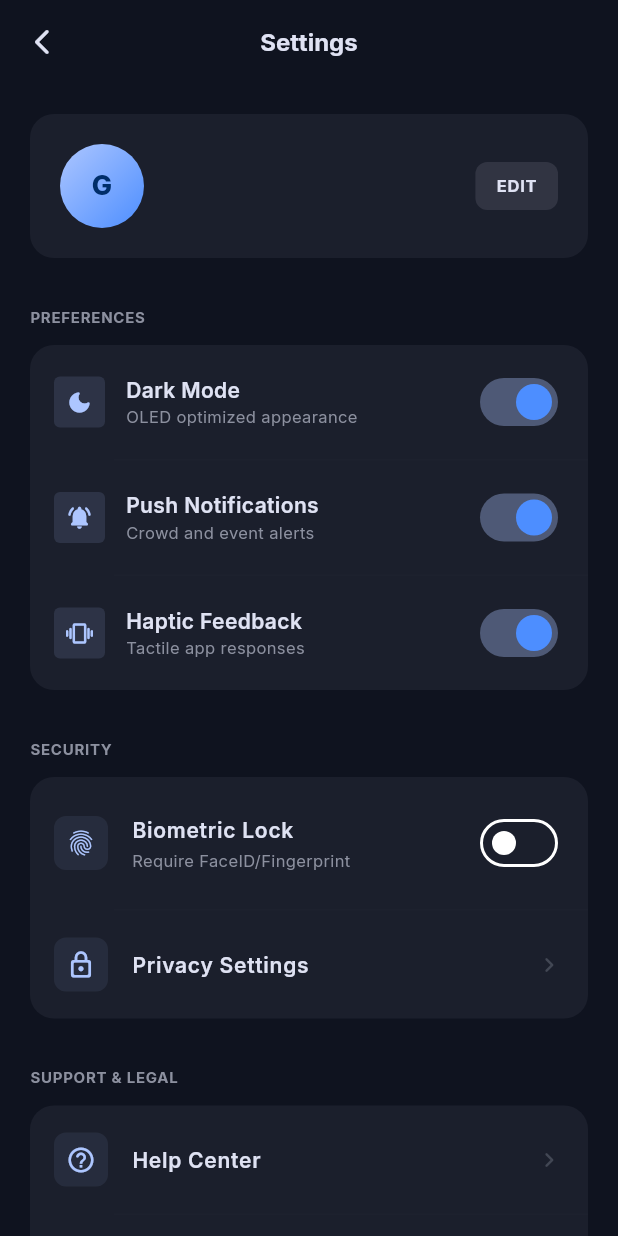
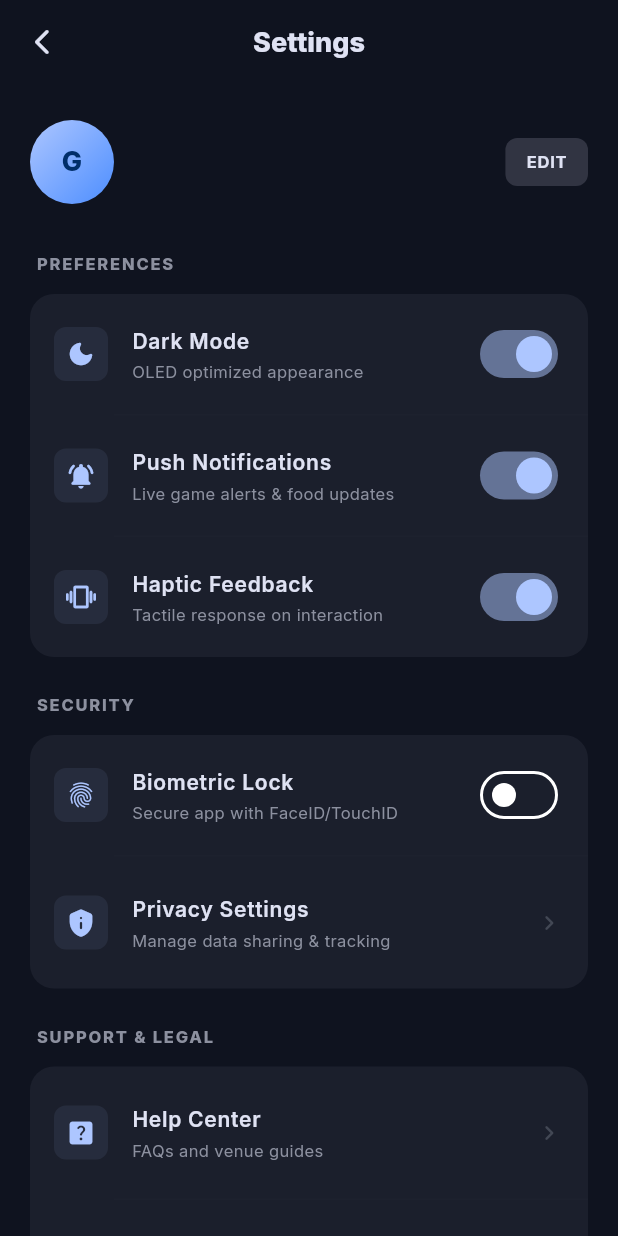
Before and after one commit to Saip2503/VenueVantage, a Flutter app: the SettingsScreen screen opened directly, on a phone screen of 412 x 824 dp. Run offline on Flutter 3.47's test engine with Material 3 defaults, Android fonts, the phone set to English and light mode, and no system bars; our stand-ins replace cloud_firestore, firebase_auth, firebase_core, firebase_messaging, fl_chart, flutter_dotenv and 6 more; accounts and stored records are empty; network calls fail.

```diff
--- a/lib/providers/app_state.dart
+++ b/lib/providers/app_state.dart
@@ -77,9 +77,13 @@ enum OrderTrackingStep { placed, preparing, onTheWay, delivered }
 
 class AppState extends ChangeNotifier {
   final FirestoreService _fs;
+  final ApiRepository _api;
 
-  AppState({FirestoreService? firestoreService})
-      : _fs = firestoreService ?? FirestoreService() {
+  AppState({
+    FirestoreService? firestoreService,
+    ApiRepository? apiRepository,
+  }) : _fs = firestoreService ?? FirestoreService(),
+       _api = apiRepository ?? ApiRepository() {
     _loadPrefs();
     // Wrap in try-catch in case Firestore isn't initialized during tests
     try {
@@ -436,7 +440,7 @@ class AppState extends ChangeNotifier {
   String get temperature => _temperature;
   List<dynamic> get places => _places;
 
-  final ApiRepository _api = ApiRepository();
+
   bool _isFetchingDynamic = false;
   Future<void> fetchDynamicData() async {
     if (_isFetchingDynamic) return;
@@ -459,7 +463,7 @@ class AppState extends ChangeNotifier {
       _eta = bestExitResult['durationText'];
 
       // Weather
-      _temperature = "${(results[1] as Map<String, dynamic>)['temp']}°";
+      _temperature = "${(results[1] as Map<String, dynamic>)['temp']}°C";
 
       // Places
       _places = results[2] as List<dynamic>;
--- a/lib/screens/onboarding_screen.dart
+++ b/lib/screens/onboarding_screen.dart
@@ -201,6 +201,7 @@ class _SeatSelectionScreenState extends State<SeatSelectionScreen> {
   }
 
   void _confirm() {
+    ScaffoldMessenger.of(context).hideCurrentSnackBar();
     final sectionRaw = _sectionCtrl.text.trim();
     final rowRaw = _rowCtrl.text.trim();
     final seatRaw = _seatCtrl.text.trim();
--- a/lib/screens/settings_screen.dart
+++ b/lib/screens/settings_screen.dart
@@ -1,7 +1,7 @@
+import 'package:flutter/foundation.dart';
 import 'package:flutter/material.dart';
 import 'package:google_fonts/google_fonts.dart';
 import 'package:provider/provider.dart';
-
 import '../providers/app_state.dart';
 import '../providers/auth_state.dart';
 import '../theme/app_theme.dart';
@@ -11,18 +11,21 @@ class SettingsScreen extends StatelessWidget {
 
   @override
   Widget build(BuildContext context) {
+    final state = context.watch<AppState>();
+    final auth = context.watch<AuthStateProvider>();
+
     return Scaffold(
       backgroundColor: AppTheme.surface,
       appBar: AppBar(
-        backgroundColor: AppTheme.surface,
+        backgroundColor: Colors.transparent,
         elevation: 0,
         centerTitle: true,
         title: Text(
           'Settings',
           style: GoogleFonts.inter(
             color: AppTheme.onSurface,
-            fontWeight: FontWeight.w700,
-            fontSize: 16,
+            fontWeight: FontWeight.w800,
+            fontSize: 18,
           ),
         ),
         leading: IconButton(
@@ -34,47 +37,82 @@ class SettingsScreen extends StatelessWidget {
           onPressed: () => Navigator.pop(context),
         ),
       ),
-      body: Consumer2<AppState, AuthStateProvider>(
-        builder: (ctx, state, auth, _) {
-          return ListView(
-            padding: const EdgeInsets.symmetric(horizontal: 20, vertical: 20),
+      body: SingleChildScrollView(
+        physics: const BouncingScrollPhysics(),
+        padding: const EdgeInsets.symmetric(horizontal: 20, vertical: 24),
+        child: Column(
+          crossAxisAlignment: CrossAxisAlignment.start,
           children: [
-              _buildAccountHeader(auth),
+            _buildUserHeader(context, auth),
             const SizedBox(height: 32),
-              _SectionLabel('PREFERENCES'),
-              const SizedBox(height: 12),
+            _sectionTitle('Preferences'),
             _buildPrefsCard(state),
+            const SizedBox(height: 24),
+            _sectionTitle('Security'),
+            _buildSecurityCard(),
+            const SizedBox(height: 24),
+            _sectionTitle('Support & Legal'),
+            _buildSupportCard(),
+            const SizedBox(height: 48),
+            _buildSignOutButton(context, auth),
             const SizedBox(height: 32),
-              _SectionLabel('SECURITY'),
-              const SizedBox(height: 12),
-              _buildSecurityCard(),
-              const SizedBox(height: 32),
-              _SectionLabel('SUPPORT & LEGAL'),
-              const SizedBox(height: 12),
-              _buildSupportCard(context),
+            _buildVersionInfo(),
             const SizedBox(height: 40),
-              _buildSignOutButton(context, auth),
-              const SizedBox(height: 48),
-              _buildVersionInfo(),
-              const SizedBox(height: 20),
           ],
-          );
-        },
+        ),
       ),
     );
   }
 
-  // ── Account Header ────────────────────────────────────────────────────────
-  Widget _buildAccountHeader(AuthStateProvider auth) {
+  Widget _sectionTitle(String title) {
+    return Padding(
+      padding: const EdgeInsets.only(left: 4, bottom: 12),
+      child: Text(
+        title.toUpperCase(),
+        style: GoogleFonts.inter(
+          color: AppTheme.outline,
+          fontWeight: FontWeight.w800,
+          fontSize: 11,
+          letterSpacing: 1.2,
+        ),
+      ),
+    );
+  }
+
+  Widget _buildUserHeader(BuildContext context, AuthStateProvider auth) {
+    return Row(
+      children: [
+        _buildAvatar(auth),
+        const SizedBox(width: 16),
+        Expanded(
+          child: Column(
+            crossAxisAlignment: CrossAxisAlignment.start,
+            children: [
+              Text(
+                auth.displayName,
+                style: GoogleFonts.inter(
+                  color: AppTheme.onSurface,
+                  fontWeight: FontWeight.w700,
+                  fontSize: 17,
+                ),
+              ),
+              Text(
+                auth.email ?? (auth.isAnonymous ? 'Guest Account' : 'Member'),
+                style: GoogleFonts.inter(color: AppTheme.outline, fontSize: 13),
+              ),
+            ],
+          ),
+        ),
+        _ActionChip(
+          label: 'EDIT',
+          onTap: () => _showEditProfileDialog(context, auth),
+        ),
+      ],
+    );
+  }
+
+  Widget _buildAvatar(AuthStateProvider auth) {
     return Container(
-      padding: const EdgeInsets.all(20),
-      decoration: BoxDecoration(
-        color: AppTheme.surfaceContainer,
-        borderRadius: BorderRadius.circular(16),
-      ),
-      child: Row(
-        children: [
-          Container(
       width: 56,
       height: 56,
       decoration: const BoxDecoration(
@@ -91,37 +129,9 @@ class SettingsScreen extends StatelessWidget {
           ),
         ),
       ),
-          ),
-          const SizedBox(width: 16),
-          Expanded(
-            child: Column(
-              crossAxisAlignment: CrossAxisAlignment.start,
-              children: [
-                Text(
-                  auth.displayName,
-                  style: GoogleFonts.inter(
-                    color: AppTheme.onSurface,
-                    fontWeight: FontWeight.w700,
-                    fontSize: 17,
-                  ),
-                ),
-                Text(
-                  auth.email ?? (auth.isAnonymous ? 'Guest Account' : 'Member'),
-                  style: GoogleFonts.inter(
-                    color: AppTheme.outline,
-                    fontSize: 13,
-                  ),
-                ),
-              ],
-            ),
-          ),
-          _ActionChip(label: 'EDIT', onTap: () {}),
-        ],
-      ),
     );
   }
 
-  // ── Preferences Card ──────────────────────────────────────────────────────
   Widget _buildPrefsCard(AppState state) {
     return Container(
       decoration: BoxDecoration(
@@ -141,24 +151,23 @@ class SettingsScreen extends StatelessWidget {
           _ToggleTile(
             icon: Icons.notifications_active_rounded,
             title: 'Push Notifications',
-            subtitle: 'Crowd and event alerts',
+            subtitle: 'Live game alerts & food updates',
             value: state.notificationsEnabled,
-            onChanged: (v) => state.toggleNotifications(v),
+            onChanged: state.toggleNotifications,
           ),
           _divider(),
           _ToggleTile(
             icon: Icons.vibration_rounded,
             title: 'Haptic Feedback',
-            subtitle: 'Tactile app responses',
+            subtitle: 'Tactile response on interaction',
             value: state.hapticsEnabled,
-            onChanged: (v) => state.toggleHaptics(v),
+            onChanged: state.toggleHaptics,
           ),
         ],
       ),
     );
   }
 
-  // ── Security Card ─────────────────────────────────────────────────────────
   Widget _buildSecurityCard() {
     return Container(
       decoration: BoxDecoration(
@@ -167,29 +176,25 @@ class SettingsScreen extends StatelessWidget {
       ),
       child: Column(
         children: [
-          _MenuTile(
+          _ToggleTile(
             icon: Icons.fingerprint_rounded,
             title: 'Biometric Lock',
-            subtitle: 'Require FaceID/Fingerprint',
-            trailing: Switch(
+            subtitle: 'Secure app with FaceID/TouchID',
             value: false,
-              onChanged: (_) {},
-              activeColor: AppTheme.primary,
-            ),
+            onChanged: (v) {},
           ),
           _divider(),
-          _MenuTile(
-            icon: Icons.lock_outline_rounded,
+          const _MenuTile(
+            icon: Icons.privacy_tip_rounded,
             title: 'Privacy Settings',
-            onTap: () {},
+            subtitle: 'Manage data sharing & tracking',
           ),
         ],
       ),
     );
   }
 
-  // ── Support Card ──────────────────────────────────────────────────────────
-  Widget _buildSupportCard(BuildContext context) {
+  Widget _buildSupportCard() {
     return Container(
       decoration: BoxDecoration(
         color: AppTheme.surfaceContainer,
@@ -197,22 +202,22 @@ class SettingsScreen extends StatelessWidget {
       ),
       child: Column(
         children: [
-          _MenuTile(
-            icon: Icons.help_outline_rounded,
+          const _MenuTile(
+            icon: Icons.help_center_rounded,
             title: 'Help Center',
-            onTap: () {},
+            subtitle: 'FAQs and venue guides',
           ),
           _divider(),
-          _MenuTile(
-            icon: Icons.contact_support_outlined,
-            title: 'Contact Support',
-            onTap: () {},
+          const _MenuTile(
+            icon: Icons.chat_bubble_rounded,
+            title: 'Contact Concierge',
+            subtitle: 'Direct support for elite members',
           ),
           _divider(),
-          _MenuTile(
-            icon: Icons.policy_outlined,
-            title: 'Privacy Policy',
-            onTap: () {},
+          const _MenuTile(
+            icon: Icons.description_rounded,
+            title: 'Legal & Privacy',
+            subtitle: 'Terms of service and policies',
           ),
         ],
       ),
@@ -239,7 +244,11 @@ class SettingsScreen extends StatelessWidget {
         ),
         child: Text(
           auth.isAnonymous ? 'Exit Guest Mode' : 'Sign Out',
-          style: GoogleFonts.inter(fontWeight: FontWeight.w700, fontSize: 15),
+          style: GoogleFonts.inter(
+            color: AppTheme.error,
+            fontWeight: FontWeight.w700,
+            fontSize: 15,
+          ),
         ),
       ),
     );
@@ -248,13 +257,15 @@ class SettingsScreen extends StatelessWidget {
   Widget _buildVersionInfo() {
     return Column(
       children: [
-        Text(
-          'VenueVantage Pro',
+        Center(
+          child: Text(
+            'VENUEVANTAGE',
             style: GoogleFonts.inter(
-            color: AppTheme.onSurface,
-            fontWeight: FontWeight.w800,
-            fontSize: 14,
-            letterSpacing: 0.5,
+              color: AppTheme.onSurface.withOpacity(0.3),
+              fontWeight: FontWeight.w900,
+              fontSize: 10,
+              letterSpacing: 2.0,
+            ),
           ),
         ),
         const SizedBox(height: 4),
@@ -271,30 +282,76 @@ class SettingsScreen extends StatelessWidget {
     color: AppTheme.outlineVariant.withOpacity(0.05),
     indent: 56,
   );
+
+  void _showEditProfileDialog(BuildContext context, AuthStateProvider auth) {
+    if (auth.isAnonymous) {
+      ScaffoldMessenger.of(context).showSnackBar(
+        const SnackBar(content: Text('Please sign in to edit your profile.')),
+      );
+      return;
     }
 
-// ── Shared sub-widgets ────────────────────────────────────────────────────────
+    final controller = TextEditingController(text: auth.displayName);
+    showDialog(
+      context: context,
+      builder: (ctx) => AlertDialog(
+        backgroundColor: AppTheme.surfaceContainer,
+        title: Text(
+          'Edit Profile',
+          style: GoogleFonts.inter(color: AppTheme.onSurface),
+        ),
+        content: TextField(
+          controller: controller,
+          style: GoogleFonts.inter(color: AppTheme.onSurface),
+          autofocus: true,
+          decoration: InputDecoration(
+            labelText: 'Display Name',
+            labelStyle: TextStyle(color: AppTheme.outline),
+            enabledBorder: UnderlineInputBorder(
+              borderSide: BorderSide(color: AppTheme.outlineVariant),
+            ),
+            focusedBorder: const UnderlineInputBorder(
+              borderSide: BorderSide(color: AppTheme.primary),
+            ),
+          ),
+        ),
+        actions: [
+          TextButton(
+            onPressed: () => Navigator.pop(ctx),
+            child: const Text('Cancel'),
+          ),
+          ElevatedButton(
+            onPressed: () async {
+              try {
+                final name = controller.text.trim();
+                if (name.isEmpty) return;
 
-class _SectionLabel extends StatelessWidget {
-  final String text;
-  const _SectionLabel(this.text);
+                // Security: validate name format
+                final nameRegex = RegExp(r"^[a-zA-Z\s']{2,30}$");
+                if (!nameRegex.hasMatch(name)) {
+                  ScaffoldMessenger.of(context).showSnackBar(
+                    const SnackBar(
+                      content: Text('Invalid name. Use 2-30 letters only.'),
+                    ),
+                  );
+                  return;
+                }
 
-  @override
-  Widget build(BuildContext context) {
-    return Align(
-      alignment: Alignment.centerLeft,
-      child: Text(
-        text,
-        style: GoogleFonts.inter(
-          color: AppTheme.outline,
-          fontSize: 10,
-          fontWeight: FontWeight.w700,
-          letterSpacing: 0.05 * 10,
+                await auth.updateDisplayName(name);
+                if (context.mounted) Navigator.pop(ctx);
+              } catch (e) {
+                debugPrint("Error updating profile: $e");
+              }
+            },
+            child: const Text('Save'),
           ),
+        ],
       ),
     );
   }
 }
+
+// ── Shared sub-widgets ────────────────────────────────────────────────────────
 
 class _ActionChip extends StatelessWidget {
   final String label;
@@ -395,24 +452,17 @@ class _ToggleTile extends StatelessWidget {
 
   @override
   Widget build(BuildContext context) {
-    return Padding(
-      padding: const EdgeInsets.symmetric(horizontal: 16, vertical: 14),
-      child: Row(
-        children: [
-          Container(
+    return ListTile(
+      contentPadding: const EdgeInsets.symmetric(horizontal: 16, vertical: 4),
+      leading: Container(
         padding: const EdgeInsets.all(8),
         decoration: BoxDecoration(
-              color: AppTheme.primary.withOpacity(0.12),
-              borderRadius: BorderRadius.circular(4),
+          color: AppTheme.primary.withOpacity(0.08),
+          borderRadius: BorderRadius.circular(8),
         ),
-            child: Icon(icon, color: AppTheme.primary, size: 18),
+        child: Icon(icon, color: AppTheme.primary, size: 20),
       ),
-          const SizedBox(width: 14),
-          Expanded(
-            child: Column(
-              crossAxisAlignment: CrossAxisAlignment.start,
-              children: [
-                Text(
+      title: Text(
         title,
         style: GoogleFonts.inter(
           color: AppTheme.onSurface,
@@ -420,25 +470,14 @@ class _ToggleTile extends StatelessWidget {
           fontSize: 14,
         ),
       ),
-                Text(
+      subtitle: Text(
         subtitle,
-                  style: GoogleFonts.inter(
-                    color: AppTheme.outline,
-                    fontSize: 11,
+        style: GoogleFonts.inter(color: AppTheme.outline, fontSize: 11),
       ),
-                ),
-              ],
-            ),
-          ),
-          Switch(
+      trailing: Switch.adaptive(
         value: value,
         onChanged: onChanged,
-            activeColor: AppTheme.primaryContainer,
-            activeTrackColor: AppTheme.primary.withOpacity(0.35),
-            inactiveThumbColor: AppTheme.outline,
-            inactiveTrackColor: AppTheme.surfaceContainerHighest,
-          ),
-        ],
+        activeColor: AppTheme.primary,
       ),
     );
   }
--- a/lib/screens/splash_screen.dart
+++ b/lib/screens/splash_screen.dart
@@ -1,13 +1,7 @@
 import 'package:flutter/material.dart';
 import 'package:google_fonts/google_fonts.dart';
-import 'package:provider/provider.dart';
 
-import '../providers/auth_state.dart';
-import '../providers/app_state.dart';
 import '../theme/app_theme.dart';
-import '../main.dart';
-import 'login_screen.dart';
-import 'onboarding_screen.dart';
 
 /// Animated splash → auth-aware routing.
 ///
--- a/lib/services/auth_service.dart
+++ b/lib/services/auth_service.dart
@@ -5,10 +5,10 @@ import 'package:google_sign_in/google_sign_in.dart';
 /// Handles all Firebase Auth interactions.
 /// Supports Google OAuth (web popup + native credential flow) and anonymous sign-in.
 class AuthService {
-  final FirebaseAuth _auth = FirebaseAuth.instance;
+  final FirebaseAuth _auth;
   late final GoogleSignIn _googleSignIn;
 
-  AuthService() {
+  AuthService({FirebaseAuth? auth}) : _auth = auth ?? FirebaseAuth.instance {
     if (!kIsWeb) {
       _googleSignIn = GoogleSignIn();
     }
@@ -16,7 +16,6 @@ class AuthService {
 
   // ── Reactive stream ────────────────────────────────────────────────────────
   Stream<User?> get userStream => _auth.authStateChanges();
-  User? get currentUser => _auth.currentUser;
 
   // ── Google Sign-In ─────────────────────────────────────────────────────────
   Future<UserCredential?> signInWithGoogle() async {
@@ -55,6 +54,12 @@ class AuthService {
   }
 
   // ── Sign Out ────────────────────────────────────────────────────────────────
+  Future<void> updateProfile({String? displayName}) async {
+    await _auth.currentUser?.updateDisplayName(displayName);
+  }
+
+  User? get currentUser => _auth.currentUser;
+
   Future<void> signOut() async {
     await Future.wait([
       _auth.signOut(),
--- a/lib/services/firestore_service.dart
+++ b/lib/services/firestore_service.dart
@@ -12,7 +12,9 @@ const String kDefaultVenueId = 'apex-arena';
 /// All reads are real-time streams. Writes are fire-and-forget Futures.
 /// Falls back to mock data if Firestore is unavailable (offline mode).
 class FirestoreService {
-  final FirebaseFirestore _db = FirebaseFirestore.instance;
+  final FirebaseFirestore _db;
+
+  FirestoreService({FirebaseFirestore? db}) : _db = db ?? FirebaseFirestore.instance;
 
   // ── Venue collection refs ──────────────────────────────────────────────────
   CollectionReference<Map<String, dynamic>> _venue(String sub) =>
```
Also changed, not shown: lib/providers/auth_state.dart (+12 -1 lines), lib/screens/home_screen.dart (+16 -5 lines), lib/services/maps_service.dart (+6 -8 lines), lib/services/places_service.dart (+5 -3 lines), lib/services/weather_service.dart (+9 -11 lines), 4 other files. Lines whose indentation alone changed are shown as unchanged.
